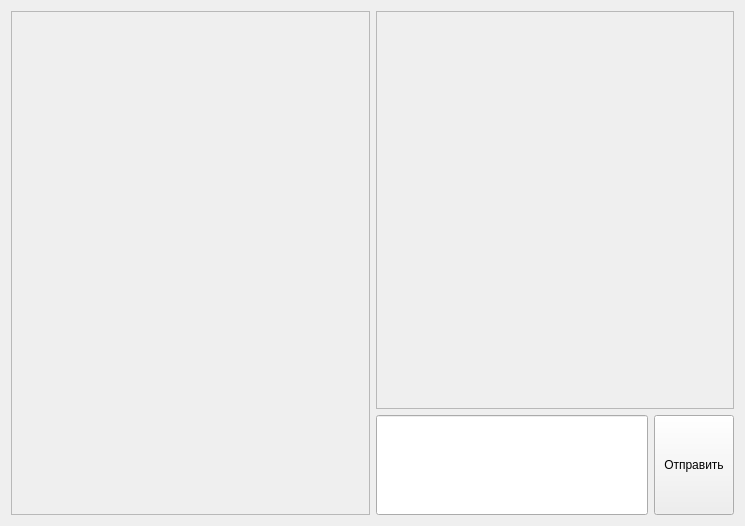
Above: main_window.ui from hts1238/yandex_project before the change. Below: the same form after it.
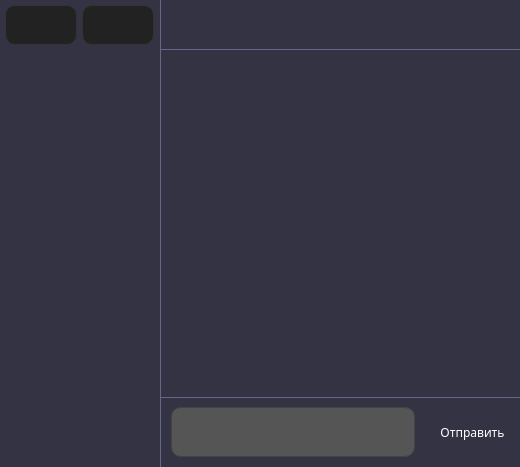
That is the form after the change. Icons and pictures are not drawn.

```diff
--- a/main_window.ui
+++ b/main_window.ui
@@ -6,13 +6,25 @@
    <rect>
     <x>0</x>
     <y>0</y>
-    <width>745</width>
-    <height>526</height>
+    <width>520</width>
+    <height>467</height>
    </rect>
   </property>
+  <property name="font">
+   <font>
+    <family>Sans Serif</family>
+   </font>
+  </property>
   <property name="windowTitle">
    <string>Messenger</string>
   </property>
+  <property name="styleSheet">
+   <string notr="true">background-color: #334;
+color: #fff;</string>
+  </property>
+  <property name="tabShape">
+   <enum>QTabWidget::Rounded</enum>
+  </property>
   <widget class="QWidget" name="centralWidget">
    <property name="sizePolicy">
     <sizepolicy hsizetype="Maximum" vsizetype="Maximum">
@@ -20,9 +32,42 @@
      <verstretch>0</verstretch>
     </sizepolicy>
    </property>
+   <property name="styleSheet">
+    <string notr="true">border: 0;</string>
+   </property>
    <layout class="QHBoxLayout" name="horizontalLayout">
+    <property name="spacing">
+     <number>0</number>
+    </property>
+    <property name="leftMargin">
+     <number>0</number>
+    </property>
+    <property name="topMargin">
+     <number>0</number>
+    </property>
+    <property name="rightMargin">
+     <number>0</number>
+    </property>
+    <property name="bottomMargin">
+     <number>0</number>
+    </property>
     <item>
      <widget class="QScrollArea" name="sendersScrollArea">
+      <property name="enabled">
+       <bool>true</bool>
+      </property>
+      <property name="sizePolicy">
+       <sizepolicy hsizetype="Expanding" vsizetype="Preferred">
+        <horstretch>0</horstretch>
+        <verstretch>0</verstretch>
+       </sizepolicy>
+      </property>
+      <property name="minimumSize">
+       <size>
+        <width>100</width>
+        <height>0</height>
+       </size>
+      </property>
       <property name="maximumSize">
        <size>
         <width>400</width>
@@ -34,6 +79,11 @@
         <pointsize>25</pointsize>
        </font>
       </property>
+      <property name="styleSheet">
+       <string notr="true">margin: 0;
+border: 0;
+border-right: 1px solid #668;</string>
+      </property>
       <property name="widgetResizable">
        <bool>true</bool>
       </property>
@@ -42,76 +92,328 @@
         <rect>
          <x>0</x>
          <y>0</y>
-         <width>359</width>
-         <height>506</height>
+         <width>98</width>
+         <height>465</height>
         </rect>
        </property>
+       <property name="sizePolicy">
+        <sizepolicy hsizetype="Preferred" vsizetype="Preferred">
+         <horstretch>0</horstretch>
+         <verstretch>0</verstretch>
+        </sizepolicy>
+       </property>
+       <property name="font">
+        <font>
+         <family>Sans Serif</family>
+        </font>
+       </property>
+       <property name="contextMenuPolicy">
+        <enum>Qt::DefaultContextMenu</enum>
+       </property>
+       <property name="styleSheet">
+        <string notr="true">border: 0;</string>
+       </property>
        <layout class="QVBoxLayout" name="verticalLayout_4">
+        <property name="spacing">
+         <number>0</number>
+        </property>
+        <property name="leftMargin">
+         <number>0</number>
+        </property>
+        <property name="topMargin">
+         <number>0</number>
+        </property>
+        <property name="rightMargin">
+         <number>0</number>
+        </property>
+        <property name="bottomMargin">
+         <number>0</number>
+        </property>
         <item>
-         <layout class="QGridLayout" name="senders"/>
+         <widget class="QWidget" name="top_panel_2" native="true">
+          <property name="sizePolicy">
+           <sizepolicy hsizetype="Preferred" vsizetype="Preferred">
+            <horstretch>0</horstretch>
+            <verstretch>0</verstretch>
+           </sizepolicy>
+          </property>
+          <property name="maximumSize">
+           <size>
+            <width>16777215</width>
+            <height>50</height>
+           </size>
+          </property>
+          <property name="styleSheet">
+           <string notr="true">border: 0;
+border-radius: 0;</string>
+          </property>
+          <layout class="QHBoxLayout" name="top_panel">
+           <property name="spacing">
+            <number>5</number>
+           </property>
+           <property name="sizeConstraint">
+            <enum>QLayout::SetMinimumSize</enum>
+           </property>
+           <property name="leftMargin">
+            <number>5</number>
+           </property>
+           <property name="topMargin">
+            <number>5</number>
+           </property>
+           <property name="rightMargin">
+            <number>5</number>
+           </property>
+           <property name="bottomMargin">
+            <number>5</number>
+           </property>
+           <item>
+            <widget class="QPushButton" name="top_button_2">
+             <property name="sizePolicy">
+              <sizepolicy hsizetype="Preferred" vsizetype="Preferred">
+               <horstretch>0</horstretch>
+               <verstretch>0</verstretch>
+              </sizepolicy>
+             </property>
+             <property name="styleSheet">
+              <string notr="true">background-color: #222;
+border: 1px solid #333;
+border-radius: 10px;</string>
+             </property>
+             <property name="text">
+              <string/>
+             </property>
+            </widget>
+           </item>
+           <item>
+            <widget class="QPushButton" name="top_button_1">
+             <property name="sizePolicy">
+              <sizepolicy hsizetype="Preferred" vsizetype="Preferred">
+               <horstretch>0</horstretch>
+               <verstretch>0</verstretch>
+              </sizepolicy>
+             </property>
+             <property name="styleSheet">
+              <string notr="true">background-color: #222;
+border: 1px solid #333;
+border-radius: 10px;</string>
+             </property>
+             <property name="text">
+              <string/>
+             </property>
+            </widget>
+           </item>
+          </layout>
+         </widget>
+        </item>
+        <item>
+         <widget class="QWidget" name="senders_2" native="true">
+          <property name="styleSheet">
+           <string notr="true">border-width: 0;
+border-radius: 0;</string>
+          </property>
+          <layout class="QGridLayout" name="senders">
+           <property name="leftMargin">
+            <number>0</number>
+           </property>
+           <property name="topMargin">
+            <number>0</number>
+           </property>
+           <property name="rightMargin">
+            <number>0</number>
+           </property>
+           <property name="bottomMargin">
+            <number>0</number>
+           </property>
+           <property name="spacing">
+            <number>0</number>
+           </property>
+          </layout>
+         </widget>
         </item>
        </layout>
       </widget>
      </widget>
     </item>
     <item>
-     <layout class="QGridLayout" name="message_field">
-      <item row="1" column="0">
-       <layout class="QHBoxLayout" name="do_messange">
-        <item>
-         <widget class="QLineEdit" name="messange_input">
-          <property name="minimumSize">
-           <size>
-            <width>0</width>
-            <height>100</height>
-           </size>
+     <widget class="QWidget" name="message_panel" native="true">
+      <property name="autoFillBackground">
+       <bool>false</bool>
+      </property>
+      <property name="styleSheet">
+       <string notr="true">border: 0;</string>
+      </property>
+      <layout class="QGridLayout" name="message_field">
+       <property name="leftMargin">
+        <number>0</number>
+       </property>
+       <property name="topMargin">
+        <number>0</number>
+       </property>
+       <property name="rightMargin">
+        <number>0</number>
+       </property>
+       <property name="bottomMargin">
+        <number>0</number>
+       </property>
+       <property name="spacing">
+        <number>0</number>
+       </property>
+       <item row="1" column="0">
+        <widget class="QScrollArea" name="messangesScrollArea">
+         <property name="sizePolicy">
+          <sizepolicy hsizetype="Expanding" vsizetype="Preferred">
+           <horstretch>0</horstretch>
+           <verstretch>0</verstretch>
+          </sizepolicy>
+         </property>
+         <property name="styleSheet">
+          <string notr="true">border: 0</string>
+         </property>
+         <property name="widgetResizable">
+          <bool>true</bool>
+         </property>
+         <widget class="QWidget" name="scrollAreaWidgetContents_2">
+          <property name="geometry">
+           <rect>
+            <x>0</x>
+            <y>0</y>
+            <width>420</width>
+            <height>347</height>
+           </rect>
           </property>
-          <property name="font">
-           <font>
-            <family>Calibri</family>
-            <pointsize>25</pointsize>
-           </font>
+          <property name="styleSheet">
+           <string notr="true">border: 0;</string>
           </property>
+          <layout class="QVBoxLayout" name="verticalLayout">
+           <property name="spacing">
+            <number>0</number>
+           </property>
+           <property name="leftMargin">
+            <number>0</number>
+           </property>
+           <property name="topMargin">
+            <number>0</number>
+           </property>
+           <property name="rightMargin">
+            <number>0</number>
+           </property>
+           <property name="bottomMargin">
+            <number>0</number>
+           </property>
+           <item>
+            <widget class="QWidget" name="messages_2" native="true">
+             <property name="styleSheet">
+              <string notr="true">border: 0;</string>
+             </property>
+             <layout class="QGridLayout" name="messages">
+              <property name="spacing">
+               <number>0</number>
+              </property>
+             </layout>
+            </widget>
+           </item>
+          </layout>
          </widget>
-        </item>
-        <item>
-         <widget class="QPushButton" name="message_send_button">
-          <property name="minimumSize">
-           <size>
-            <width>0</width>
-            <height>100</height>
-           </size>
+        </widget>
+       </item>
+       <item row="0" column="0">
+        <widget class="QWidget" name="info_panel" native="true">
+         <property name="maximumSize">
+          <size>
+           <width>16777215</width>
+           <height>50</height>
+          </size>
+         </property>
+         <property name="styleSheet">
+          <string notr="true">border-bottom: 1px solid #668;</string>
+         </property>
+         <layout class="QHBoxLayout" name="horizontalLayout_2"/>
+        </widget>
+       </item>
+       <item row="2" column="0">
+        <widget class="QWidget" name="send_message_panel" native="true">
+         <property name="maximumSize">
+          <size>
+           <width>16777215</width>
+           <height>70</height>
+          </size>
+         </property>
+         <property name="styleSheet">
+          <string notr="true">border: 0;
+border-top: 1px solid #668;</string>
+         </property>
+         <layout class="QHBoxLayout" name="do_messange">
+          <property name="spacing">
+           <number>0</number>
           </property>
-          <property name="text">
-           <string>Отправить</string>
+          <property name="sizeConstraint">
+           <enum>QLayout::SetDefaultConstraint</enum>
           </property>
-         </widget>
-        </item>
-       </layout>
-      </item>
-      <item row="0" column="0">
-       <widget class="QScrollArea" name="messangesScrollArea">
-        <property name="widgetResizable">
-         <bool>true</bool>
-        </property>
-        <widget class="QWidget" name="scrollAreaWidgetContents_2">
-         <property name="geometry">
-          <rect>
-           <x>0</x>
-           <y>0</y>
-           <width>356</width>
-           <height>396</height>
-          </rect>
-         </property>
-         <layout class="QVBoxLayout" name="verticalLayout">
+          <property name="leftMargin">
+           <number>0</number>
+          </property>
+          <property name="topMargin">
+           <number>0</number>
+          </property>
+          <property name="rightMargin">
+           <number>0</number>
+          </property>
+          <property name="bottomMargin">
+           <number>0</number>
+          </property>
           <item>
-           <layout class="QGridLayout" name="messages"/>
+           <widget class="QLineEdit" name="messange_input">
+            <property name="minimumSize">
+             <size>
+              <width>0</width>
+              <height>70</height>
+             </size>
+            </property>
+            <property name="font">
+             <font>
+              <family>Calibri</family>
+              <pointsize>25</pointsize>
+             </font>
+            </property>
+            <property name="styleSheet">
+             <string notr="true">margin: 10px;
+background-color: #555;
+border: 1px solid #444;
+border-radius: 10px</string>
+            </property>
+           </widget>
+          </item>
+          <item>
+           <widget class="QPushButton" name="message_send_button">
+            <property name="minimumSize">
+             <size>
+              <width>0</width>
+              <height>50</height>
+             </size>
+            </property>
+            <property name="font">
+             <font>
+              <family>Sans Serif</family>
+             </font>
+            </property>
+            <property name="styleSheet">
+             <string notr="true">background-image: url(&quot;icons/send_icon.png&quot;);
+/*background-color: #334;*/
+border: 0;
+border-radius: 10px;
+padding: 0 10px;
+margin: 0 5px;</string>
+            </property>
+            <property name="text">
+             <string>Отправить</string>
+            </property>
+           </widget>
           </item>
          </layout>
         </widget>
-       </widget>
-      </item>
-     </layout>
+       </item>
+      </layout>
+     </widget>
     </item>
    </layout>
   </widget>
```
